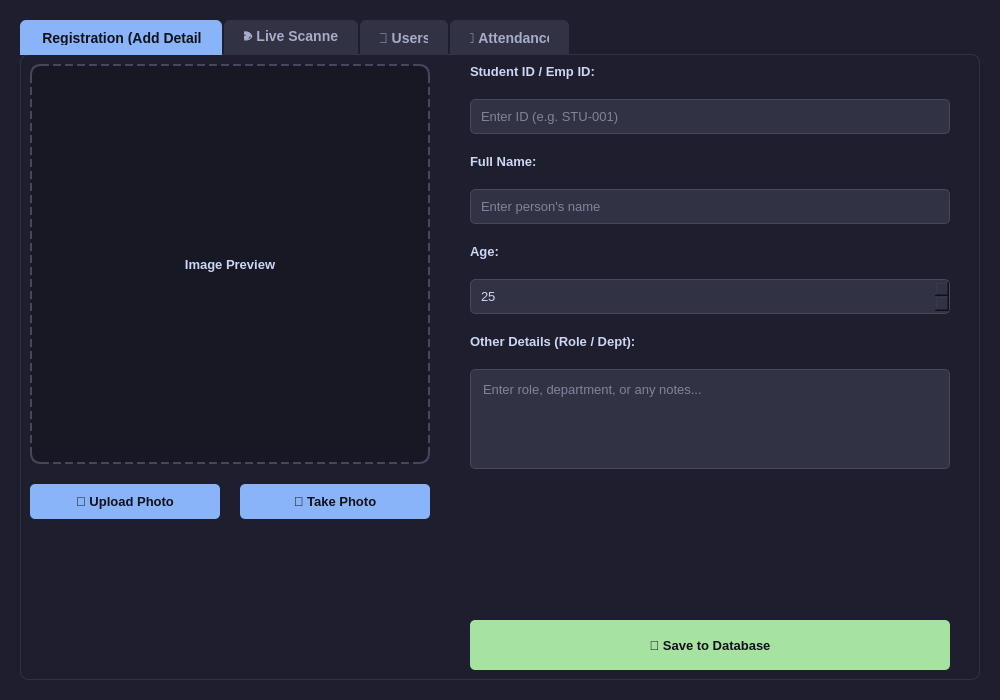
The window that design.ui (kdineshharsha/Attendance-System) describes before a commit, drawn with Qt 5.
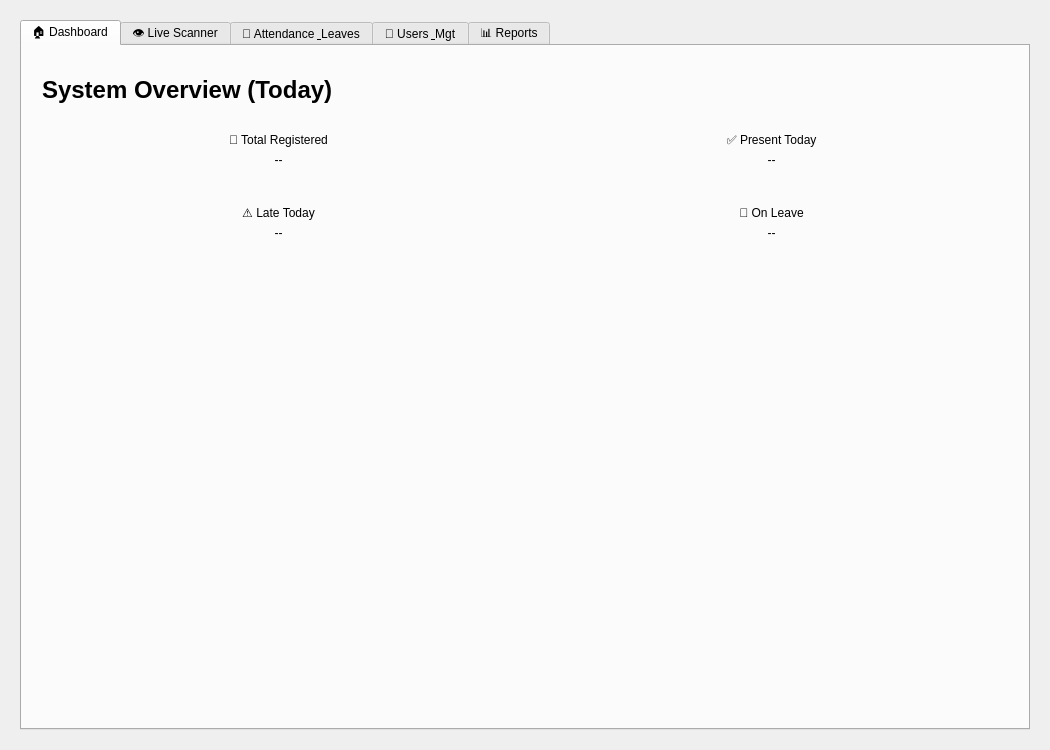
The same window after the commit. The open tabs and pages were chosen to show the change.

Commit message: UI update and attendance with Leave status ✅

The edit to the form file:
```diff
--- a/design.ui
+++ b/design.ui
@@ -6,8 +6,8 @@
    <rect>
     <x>0</x>
     <y>0</y>
-    <width>1000</width>
-    <height>700</height>
+    <width>1050</width>
+    <height>750</height>
    </rect>
   </property>
   <property name="windowTitle">
@@ -19,25 +19,46 @@
     QMainWindow { background-color: #1e1e2e; }
     QWidget { color: #cdd6f4; font-family: 'Segoe UI', Arial, sans-serif; font-size: 13px; }
     
-    /* Tab Widget Styling */
-    QTabWidget::pane { border: 1px solid #313244; background: #1e1e2e; border-radius: 8px; top: -1px; }
-    QTabBar::tab { background: #313244; color: #a6adc8; padding: 10px 20px; margin-right: 2px; border-top-left-radius: 6px; border-top-right-radius: 6px; font-weight: bold; font-size: 14px; }
-    QTabBar::tab:selected { background: #89b4fa; color: #11111b; }
-    QTabBar::tab:hover:!selected { background: #45475a; }
+    /* MAIN Tab Widget Styling */
+    QTabWidget#tabWidget::pane { border: 2px solid #45475a; background: #1e1e2e; border-radius: 8px; top: -1px; }
+    QTabWidget#tabWidget > QTabBar::tab { background: #313244; color: #a6adc8; padding: 12px 25px; margin-right: 4px; border-top-left-radius: 8px; border-top-right-radius: 8px; font-weight: bold; font-size: 14px; }
+    QTabWidget#tabWidget > QTabBar::tab:selected { background: #89b4fa; color: #11111b; border-bottom: 2px solid #89b4fa; }
+    QTabWidget#tabWidget > QTabBar::tab:hover:!selected { background: #45475a; color: #cdd6f4; }
+
+    /* SUB-TAB (Nested) Styling - Pill Shape */
+    QTabWidget#tabWidget_attendance::pane, QTabWidget#tabWidget_users::pane { border: 1px solid #313244; background: #181825; border-radius: 8px; top: 12px; }
+    QTabWidget#tabWidget_attendance > QTabBar::tab, QTabWidget#tabWidget_users > QTabBar::tab { background: #1e1e2e; border: 1px solid #45475a; color: #bac2de; padding: 8px 20px; margin-right: 12px; border-radius: 15px; font-weight: bold; font-size: 12px; }
+    
+    /* Unique Colors for Sub-tabs */
+    QTabWidget#tabWidget_attendance > QTabBar::tab:selected { background: #a6e3a1; border: 1px solid #a6e3a1; color: #11111b; } /* Green */
+    QTabWidget#tabWidget_users > QTabBar::tab:selected { background: #cba6f7; border: 1px solid #cba6f7; color: #11111b; } /* Purple */
+    
+    QTabWidget#tabWidget_attendance > QTabBar::tab:hover:!selected, QTabWidget#tabWidget_users > QTabBar::tab:hover:!selected { background: #313244; }
 
     /* Input Fields */
-    QLineEdit, QSpinBox, QTextEdit { background-color: #313244; border: 1px solid #45475a; border-radius: 5px; padding: 8px; color: #cdd6f4; }
-    QLineEdit:focus, QSpinBox:focus, QTextEdit:focus { border: 1px solid #89b4fa; }
+    QLineEdit, QSpinBox, QTextEdit, QDateEdit, QComboBox { background-color: #313244; border: 1px solid #45475a; border-radius: 5px; padding: 8px; color: #cdd6f4; }
+    QLineEdit:focus, QSpinBox:focus, QTextEdit:focus, QDateEdit:focus, QComboBox:focus { border: 1px solid #89b4fa; }
 
     /* Buttons */
     QPushButton { background-color: #89b4fa; color: #11111b; border: none; border-radius: 5px; padding: 10px; font-weight: bold; }
     QPushButton:hover { background-color: #b4befe; }
     QPushButton:pressed { background-color: #74c7ec; }
-    QPushButton#btn_reg_save { background-color: #a6e3a1; color: #11111b; } 
-    QPushButton#btn_reg_save:hover { background-color: #94e2d5; }
-    QPushButton#btn_scan_stop { background-color: #f38ba8; color: #11111b; } 
-    QPushButton#btn_scan_stop:hover { background-color: #eba0ac; }
     
+    /* Specific Button Styles */
+    QPushButton#btn_reg_save, QPushButton#btn_leave_save { background-color: #a6e3a1; color: #11111b; } 
+    QPushButton#btn_scan_stop, QPushButton#btn_leave_delete { background-color: #f38ba8; color: #11111b; } 
+    QPushButton#btn_user_edit { background-color: #cba6f7; color: #11111b; } 
+    QPushButton#btn_refresh_att { background-color: #89dceb; color: #11111b; }
+
+    /* Dashboard Cards */
+    QWidget#card_1, QWidget#card_2, QWidget#card_3, QWidget#card_4 { background-color: #313244; border-radius: 12px; border: 1px solid #45475a; }
+    QLabel.card_title { font-size: 16px; color: #a6adc8; font-weight: bold; }
+    QLabel.card_value { font-size: 42px; font-weight: bold; }
+    QLabel#val_total { color: #89b4fa; }
+    QLabel#val_present { color: #a6e3a1; }
+    QLabel#val_late { color: #f38ba8; }
+    QLabel#val_leave { color: #f9e2af; }
+
     /* Labels */
     QLabel { font-weight: bold; }
     QLabel#lbl_reg_preview, QLabel#lbl_live_camera, QLabel#lbl_res_image { border: 2px dashed #45475a; background-color: #181825; border-radius: 10px; }
@@ -47,18 +68,7 @@
     /* Table Widget Styling */
     QTableWidget { background-color: #181825; alternate-background-color: #1e1e2e; color: #cdd6f4; gridline-color: #45475a; border: 1px solid #313244; border-radius: 5px; outline: 0; }
     QTableWidget::item:selected { background-color: #89b4fa; color: #11111b; }
-    QHeaderView::section { background-color: #313244; color: #a6adc8; padding: 5px; border: none; border-right: 1px solid #45475a; border-bottom: 1px solid #45475a; font-weight: bold; font-size: 13px; }
-    
-    /* User Tab Buttons */
-    QPushButton#btn_user_leave { background-color: #f9e2af; color: #11111b; } 
-    QPushButton#btn_user_leave:hover { background-color: #f2cd84; }
-    QPushButton#btn_user_edit { background-color: #cba6f7; color: #11111b; } 
-    QPushButton#btn_user_edit:hover { background-color: #b48ead; }
-
-    QPushButton#btn_refresh_att { background-color: #89dceb; color: #11111b; }
-    QPushButton#btn_refresh_att:hover { background-color: #74c7ec; }
-
-    
+    QHeaderView::section { background-color: #313244; color: #a6adc8; padding: 8px; border: none; border-right: 1px solid #45475a; border-bottom: 1px solid #45475a; font-weight: bold; font-size: 13px; }
    </string>
   </property>
   
@@ -86,177 +96,25 @@
        <number>0</number>
       </property>
       
-      <widget class="QWidget" name="tab_register">
-       <attribute name="title">
-        <string>📝 Registration (Add Details)</string>
-       </attribute>
-       <layout class="QHBoxLayout" name="horizontalLayout_2">
-        <property name="spacing">
-         <number>20</number>
-        </property>
-        
+      <widget class="QWidget" name="tab_dashboard">
+       <attribute name="title"><string>🏠 Dashboard</string></attribute>
+       <layout class="QVBoxLayout" name="verticalLayout_dash">
+        <property name="spacing"><number>20</number></property>
+        <property name="leftMargin"><number>20</number></property>
+        <property name="topMargin"><number>30</number></property>
+        <property name="rightMargin"><number>20</number></property>
+        <property name="bottomMargin"><number>20</number></property>
+        <item><widget class="QLabel" name="lbl_dash_title"><property name="text"><string>System Overview (Today)</string></property><property name="font"><font><pointsize>18</pointsize><bold>true</bold></font></property></widget></item>
         <item>
-         <layout class="QVBoxLayout" name="verticalLayout_2">
-          <item>
-           <widget class="QLabel" name="lbl_reg_preview">
-            <property name="minimumSize">
-             <size>
-              <width>400</width>
-              <height>400</height>
-             </size>
-            </property>
-            <property name="text">
-             <string>Image Preview</string>
-            </property>
-            <property name="alignment">
-             <set>Qt::AlignCenter</set>
-            </property>
-           </widget>
-          </item>
-          <item>
-           <layout class="QHBoxLayout" name="horizontalLayout_3">
-            <item>
-             <widget class="QPushButton" name="btn_reg_upload">
-              <property name="text">
-               <string>📁 Upload Photo</string>
-              </property>
-             </widget>
-            </item>
-            <item>
-             <widget class="QPushButton" name="btn_reg_capture">
-              <property name="text">
-               <string>📸 Take Photo</string>
-              </property>
-             </widget>
-            </item>
-           </layout>
-          </item>
-          <item>
-           <spacer name="verticalSpacer">
-            <property name="orientation">
-             <enum>Qt::Vertical</enum>
-            </property>
-            <property name="sizeHint" stdset="0">
-             <size>
-              <width>20</width>
-              <height>40</height>
-             </size>
-            </property>
-           </spacer>
-          </item>
+         <layout class="QGridLayout" name="gridLayout_cards">
+          <property name="spacing"><number>20</number></property>
+          <item row="0" column="0"><widget class="QWidget" name="card_1"><layout class="QVBoxLayout"><item><widget class="QLabel" name="lbl_t1"><property name="text"><string>👥 Total Registered</string></property><property name="class"><string>card_title</string></property><property name="alignment"><set>Qt::AlignCenter</set></property></widget></item><item><widget class="QLabel" name="val_total"><property name="text"><string>--</string></property><property name="class"><string>card_value</string></property><property name="alignment"><set>Qt::AlignCenter</set></property></widget></item></layout></widget></item>
+          <item row="0" column="1"><widget class="QWidget" name="card_2"><layout class="QVBoxLayout"><item><widget class="QLabel" name="lbl_t2"><property name="text"><string>✅ Present Today</string></property><property name="class"><string>card_title</string></property><property name="alignment"><set>Qt::AlignCenter</set></property></widget></item><item><widget class="QLabel" name="val_present"><property name="text"><string>--</string></property><property name="class"><string>card_value</string></property><property name="alignment"><set>Qt::AlignCenter</set></property></widget></item></layout></widget></item>
+          <item row="1" column="0"><widget class="QWidget" name="card_3"><layout class="QVBoxLayout"><item><widget class="QLabel" name="lbl_t3"><property name="text"><string>⚠️ Late Today</string></property><property name="class"><string>card_title</string></property><property name="alignment"><set>Qt::AlignCenter</set></property></widget></item><item><widget class="QLabel" name="val_late"><property name="text"><string>--</string></property><property name="class"><string>card_value</string></property><property name="alignment"><set>Qt::AlignCenter</set></property></widget></item></layout></widget></item>
+          <item row="1" column="1"><widget class="QWidget" name="card_4"><layout class="QVBoxLayout"><item><widget class="QLabel" name="lbl_t4"><property name="text"><string>🎌 On Leave</string></property><property name="class"><string>card_title</string></property><property name="alignment"><set>Qt::AlignCenter</set></property></widget></item><item><widget class="QLabel" name="val_leave"><property name="text"><string>--</string></property><property name="class"><string>card_value</string></property><property name="alignment"><set>Qt::AlignCenter</set></property></widget></item></layout></widget></item>
          </layout>
         </item>
-        
-        <item>
-         <layout class="QVBoxLayout" name="verticalLayout_3">
-          <property name="leftMargin">
-           <number>20</number>
-          </property>
-          <property name="rightMargin">
-           <number>20</number>
-          </property>
-          <item>
-           <widget class="QLabel" name="label_id">
-            <property name="text">
-             <string>Student ID / Emp ID:</string>
-            </property>
-           </widget>
-          </item>
-          <item>
-           <widget class="QLineEdit" name="txt_reg_id">
-            <property name="placeholderText">
-             <string>Enter ID (e.g. STU-001)</string>
-            </property>
-           </widget>
-          </item>
-          <item>
-           <widget class="QLabel" name="label">
-            <property name="text">
-             <string>Full Name:</string>
-            </property>
-           </widget>
-          </item>
-          <item>
-           <widget class="QLineEdit" name="txt_reg_name">
-            <property name="placeholderText">
-             <string>Enter person's name</string>
-            </property>
-           </widget>
-          </item>
-          <item>
-           <widget class="QLabel" name="label_2">
-            <property name="text">
-             <string>Age:</string>
-            </property>
-           </widget>
-          </item>
-          <item>
-           <widget class="QSpinBox" name="spin_reg_age">
-            <property name="minimum">
-             <number>1</number>
-            </property>
-            <property name="maximum">
-             <number>120</number>
-            </property>
-            <property name="value">
-             <number>25</number>
-            </property>
-           </widget>
-          </item>
-          <item>
-           <widget class="QLabel" name="label_3">
-            <property name="text">
-             <string>Other Details (Role / Dept):</string>
-            </property>
-           </widget>
-          </item>
-          <item>
-           <widget class="QTextEdit" name="txt_reg_details">
-            <property name="maximumSize">
-             <size>
-              <width>16777215</width>
-              <height>100</height>
-             </size>
-            </property>
-            <property name="placeholderText">
-             <string>Enter role, department, or any notes...</string>
-            </property>
-           </widget>
-          </item>
-          <item>
-           <spacer name="verticalSpacer_2">
-            <property name="orientation">
-             <enum>Qt::Vertical</enum>
-            </property>
-            <property name="sizeHint" stdset="0">
-             <size>
-              <width>20</width>
-              <height>40</height>
-             </size>
-            </property>
-           </spacer>
-          </item>
-          <item>
-           <widget class="QPushButton" name="btn_reg_save">
-            <property name="minimumSize">
-             <size>
-              <width>0</width>
-              <height>50</height>
-             </size>
-            </property>
-            <property name="font">
-             <font>
-              <pointsize>12</pointsize>
-              <bold>true</bold>
-             </font>
-            </property>
-            <property name="text">
-             <string>💾 Save to Database</string>
-            </property>
-           </widget>
-          </item>
-         </layout>
-        </item>
+        <item><spacer name="verticalSpacer_dash"><property name="orientation"><enum>Qt::Vertical</enum></property><property name="sizeHint" stdset="0"><size><width>20</width><height>40</height></size></property></spacer></item>
        </layout>
       </widget>
 
@@ -404,16 +262,14 @@
        </layout>
       </widget>
 
-      <widget class="QWidget" name="tab_users">
-       <attribute name="title">
-        <string>👥 Users</string>
-       </attribute>
-       <layout class="QVBoxLayout" name="verticalLayout_users">
-        <property name="spacing"><number>10</number></property>
-        <property name="leftMargin"><number>15</number></property>
-        <property name="topMargin"><number>15</number></property>
-        <property name="rightMargin"><number>15</number></property>
-        <property name="bottomMargin"><number>15</number></property>
+      <widget class="QWidget" name="tab_attendance_main">
+       <attribute name="title"><string>📅 Attendance &amp; Leaves</string></attribute>
+       <layout class="QVBoxLayout" name="verticalLayout_att_main">
+        <property name="spacing"><number>15</number></property>
+        <property name="leftMargin"><number>20</number></property>
+        <property name="topMargin"><number>25</number></property>
+        <property name="rightMargin"><number>20</number></property>
+        <property name="bottomMargin"><number>20</number></property>
         <item>
          <layout class="QHBoxLayout" name="horizontalLayout_users_top">
           <item>
@@ -441,6 +297,17 @@
           </item>
          </layout>
         </item>
+       </layout>
+      </widget>
+
+      <widget class="QWidget" name="tab_users_main">
+       <attribute name="title"><string>👥 Users &amp; Mgt</string></attribute>
+       <layout class="QVBoxLayout" name="verticalLayout_users_main">
+        <property name="spacing"><number>15</number></property>
+        <property name="leftMargin"><number>20</number></property>
+        <property name="topMargin"><number>25</number></property>
+        <property name="rightMargin"><number>20</number></property>
+        <property name="bottomMargin"><number>20</number></property>
         <item>
          <widget class="QTableWidget" name="table_users">
           <property name="editTriggers"><set>QAbstractItemView::NoEditTriggers</set></property>
@@ -460,16 +327,14 @@
        </layout>
       </widget>
 
-      <widget class="QWidget" name="tab_attendance">
-       <attribute name="title">
-        <string>📅 Attendance</string>
-       </attribute>
-       <layout class="QVBoxLayout" name="verticalLayout_attendance">
-        <property name="spacing"><number>10</number></property>
-        <property name="leftMargin"><number>15</number></property>
-        <property name="topMargin"><number>15</number></property>
-        <property name="rightMargin"><number>15</number></property>
-        <property name="bottomMargin"><number>15</number></property>
+      <widget class="QWidget" name="tab_reports">
+       <attribute name="title"><string>📊 Reports</string></attribute>
+       <layout class="QVBoxLayout" name="verticalLayout_rep">
+        <property name="spacing"><number>20</number></property>
+        <property name="leftMargin"><number>20</number></property>
+        <property name="topMargin"><number>30</number></property>
+        <property name="rightMargin"><number>20</number></property>
+        <item><widget class="QLabel" name="lbl_rep_title"><property name="text"><string>Generate &amp; Export Reports</string></property><property name="font"><font><pointsize>16</pointsize><bold>true</bold></font></property></widget></item>
         <item>
          <layout class="QHBoxLayout" name="horizontalLayout_att_top">
           <item>
```
Left out of the diff: 390 changed lines with no effect on the pictures. The commit also changes 3 other files.
